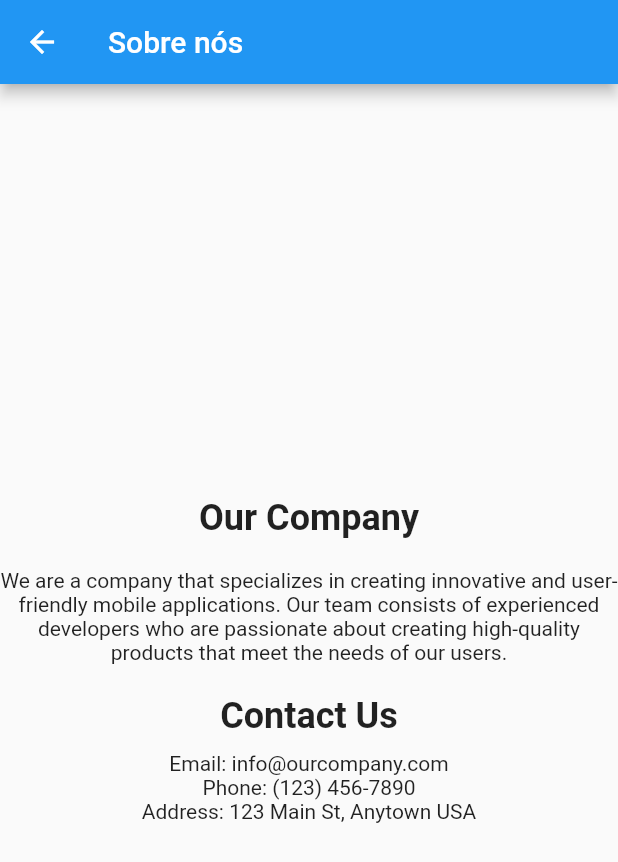
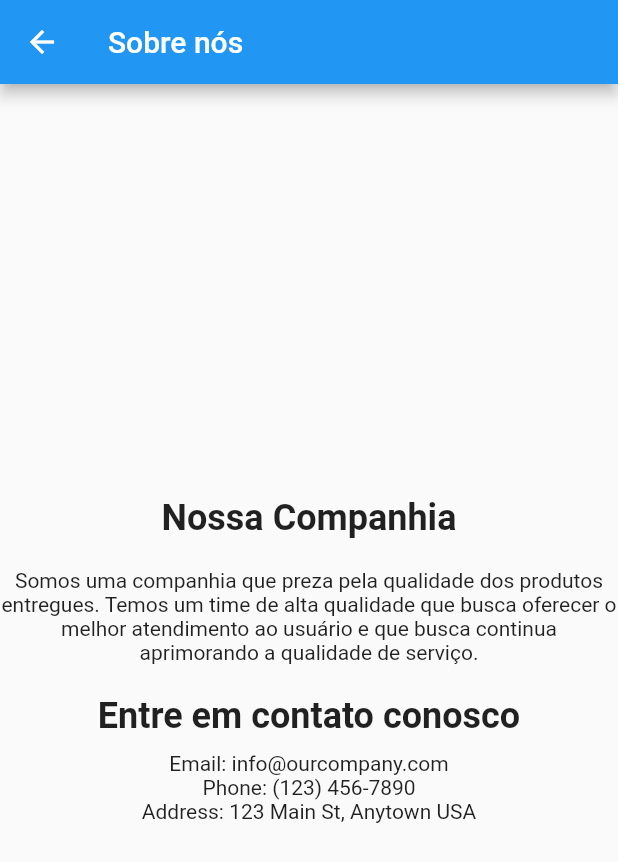
Before and after one commit to aericode/PoliticalParties-Flutter, a Flutter app: the SobrePage screen opened directly, on a phone screen of 412 x 824 dp. Shown: the top 862 px of the screen. Run offline on Flutter 3.47's test engine with Material 2 defaults, Android fonts, the light colour scheme and no system bars; our stand-ins replace cloud_firestore, firebase_auth, firebase_core; accounts and stored records are empty.

Commit message:
making adjustments to about us

```diff
--- a/lib/sobre.dart
+++ b/lib/sobre.dart
@@ -20,7 +20,7 @@ class SobrePage extends StatelessWidget {
             ),
             SizedBox(height: 10),*/
             Text(
-              'Our Company',
+              'Nossa Companhia',
               style: TextStyle(
                 fontSize: 24,
                 fontWeight: FontWeight.bold,
@@ -28,12 +28,12 @@ class SobrePage extends StatelessWidget {
             ),
             SizedBox(height: 20),
             Text(
-              'We are a company that specializes in creating innovative and user-friendly mobile applications. Our team consists of experienced developers who are passionate about creating high-quality products that meet the needs of our users.',
+              'Somos uma companhia que preza pela qualidade dos produtos entregues. Temos um time de alta qualidade que busca oferecer o melhor atendimento ao usuário e que busca continua aprimorando a qualidade de serviço.',
               textAlign: TextAlign.center,
             ),
             SizedBox(height: 20),
             Text(
-              'Contact Us',
+              'Entre em contato conosco',
               style: TextStyle(
                 fontSize: 24,
                 fontWeight: FontWeight.bold,
```
Also changed, not shown: 4 other files.
